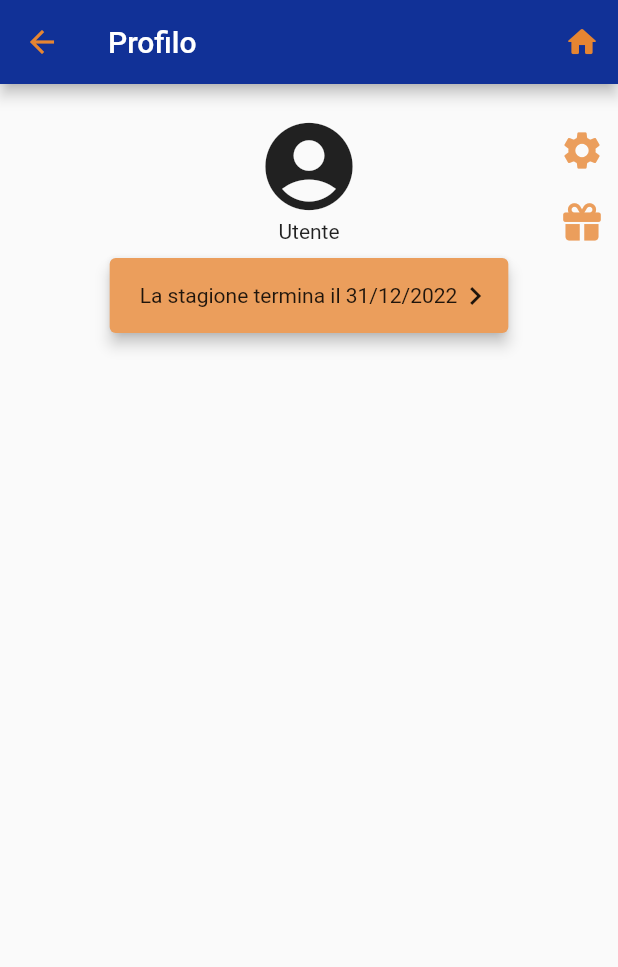
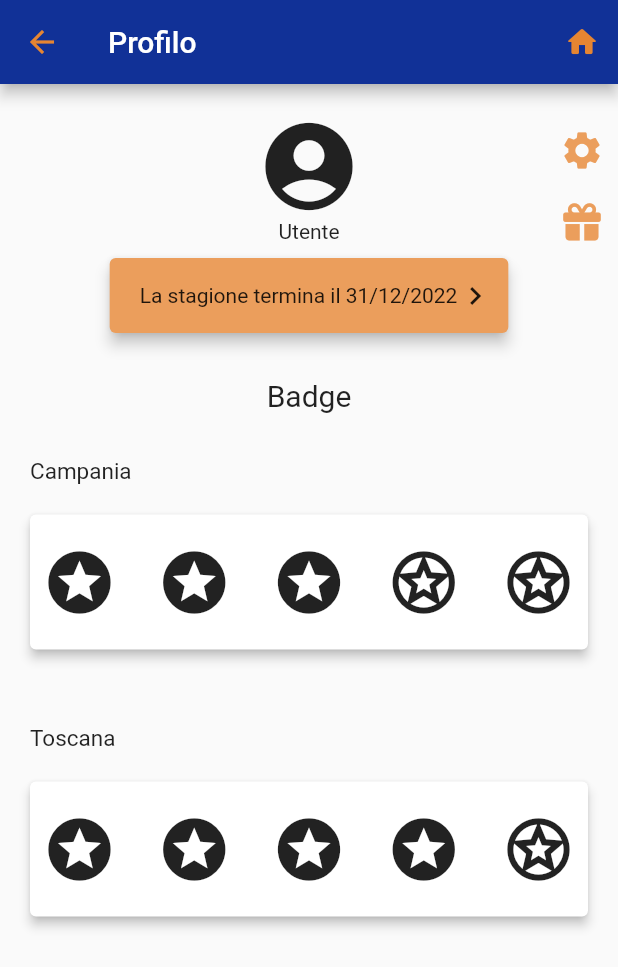
Before and after one commit to GaetanoRuggiero/EMAD2022_23-09, a Flutter app: the Profile screen opened directly, on a phone screen of 412 x 824 dp. Shown: the top 967 px of the screen. Run offline on Flutter 3.47's test engine with Material 2 defaults, Android fonts, the phone set to English and light mode, and no system bars; our stand-ins replace camera, font_awesome_flutter, google_maps_flutter, ionicons.

Commit message:
Updated profile UI

```diff
--- a/arts/lib/ui/profile.dart
+++ b/arts/lib/ui/profile.dart
@@ -5,8 +5,10 @@ import 'package:font_awesome_flutter/font_awesome_flutter.dart';
 class Profile extends StatelessWidget {
   const Profile({Key? key}) : super(key: key);
 
+
   @override
   Widget build(BuildContext context) {
+
     return Scaffold(
         appBar: AppBar(
           title: const Text("Profilo"),
@@ -60,11 +62,69 @@ class Profile extends StatelessWidget {
 
                 ],
               ),
-              Stack(
-                children: const [
-
-                ],
-              )
+              Container(
+                padding: const EdgeInsets.all(30),
+                child: const Text(textAlign: TextAlign.center,"Badge", style: TextStyle(fontSize: 20))
+              ),
+              Container(
+                padding: const EdgeInsets.only(left: 20),
+                alignment: Alignment.bottomLeft,
+                child: const Text(style: TextStyle(fontSize: 15),"Campania"),
+              ),
+              Card(
+                margin: const EdgeInsets.all(20),
+                elevation: 3,
+                child: Container(
+                  height: 90,
+                  width: double.maxFinite,
+                  decoration:  const BoxDecoration(
+                    borderRadius: BorderRadius.only(bottomLeft: Radius.circular(20),bottomRight: Radius.circular(20)),
+                  ),
+                  child: Center(
+                    child: Row(
+                      mainAxisAlignment: MainAxisAlignment.spaceBetween,
+                      children: [
+                        IconButton(iconSize: 50, onPressed: (){}, icon: const Icon(Icons.stars)),
+                        IconButton(iconSize: 50, onPressed: (){}, icon: const Icon(Icons.stars)),
+                        IconButton(iconSize: 50, onPressed: (){}, icon: const Icon(Icons.stars)),
+                        IconButton(iconSize: 50, onPressed: (){}, icon: const Icon(Icons.stars_outlined)),
+                        IconButton(iconSize: 50, onPressed: (){}, icon: const Icon(Icons.stars_outlined)),
+                      ],
+                    ),
+                  ),
+                ),
+              ),
+              const SizedBox(
+                height: 30,
+              ),
+              Container(
+                padding: const EdgeInsets.only(left: 20),
+                alignment: Alignment.bottomLeft,
+                child: const Text(style: TextStyle(fontSize: 15),"Toscana"),
+              ),
+              Card(
+                margin: const EdgeInsets.all(20),
+                elevation: 3,
+                child: Container(
+                  height: 90,
+                  width: double.maxFinite,
+                  decoration:  const BoxDecoration(
+                    borderRadius: BorderRadius.only(bottomLeft: Radius.circular(20),bottomRight: Radius.circular(20)),
+                  ),
+                  child: Center(
+                    child: Row(
+                      mainAxisAlignment: MainAxisAlignment.spaceBetween,
+                      children: [
+                        IconButton(iconSize: 50, onPressed: (){}, icon: const Icon(Icons.stars)),
+                        IconButton(iconSize: 50, onPressed: (){}, icon: const Icon(Icons.stars)),
+                        IconButton(iconSize: 50, onPressed: (){}, icon: const Icon(Icons.stars)),
+                        IconButton(iconSize: 50, onPressed: (){}, icon: const Icon(Icons.stars)),
+                        IconButton(iconSize: 50, onPressed: (){}, icon: const Icon(Icons.stars_outlined)),
+                      ],
+                    ),
+                  ),
+                ),
+              ),
         ]
         )
     );
```
